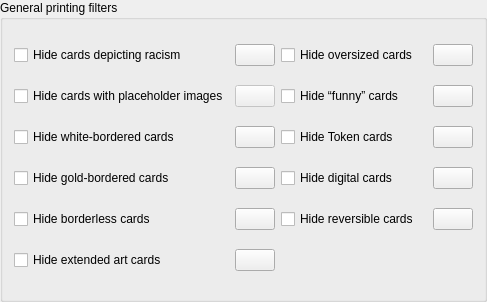
This is mtg_proxy_printer/resources/ui/settings_window/general_printing_filter.ui in luziferius/MTGProxyPrinter as Qt 5 draws it before an edit. The edited form follows.
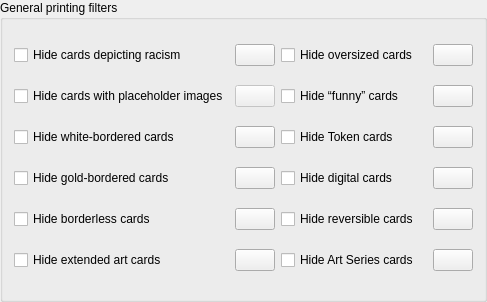
This is the edited form. Icons and pictures are not drawn.

Commit message:
Add new card filter for Art Series cards.
FossilOrigin-Name: a0a2162a5a7355bb0ac41bcb84c4c122ec21471a6d7ab5bc0c7df6911627a91c

What changed in the file:
```diff
--- a/mtg_proxy_printer/resources/ui/settings_window/general_printing_filter.ui
+++ b/mtg_proxy_printer/resources/ui/settings_window/general_printing_filter.ui
@@ -305,6 +305,32 @@
      </property>
     </widget>
    </item>
+   <item row="7" column="2">
+    <widget class="QCheckBox" name="hide_art_series_cards">
+     <property name="toolTip">
+      <string>Artwork cards that can be found in Set Boosters or Play Boosters</string>
+     </property>
+     <property name="text">
+      <string>Hide Art Series cards</string>
+     </property>
+    </widget>
+   </item>
+   <item row="7" column="3">
+    <widget class="QPushButton" name="view_art_series_cards">
+     <property name="sizePolicy">
+      <sizepolicy hsizetype="Fixed" vsizetype="Fixed">
+       <horstretch>0</horstretch>
+       <verstretch>0</verstretch>
+      </sizepolicy>
+     </property>
+     <property name="toolTip">
+      <string>View cards hidden by this filter on the Scryfall website.</string>
+     </property>
+     <property name="icon">
+      <iconset theme="globe"/>
+     </property>
+    </widget>
+   </item>
   </layout>
  </widget>
  <resources/>
```
The commit also changes 5 other files.
